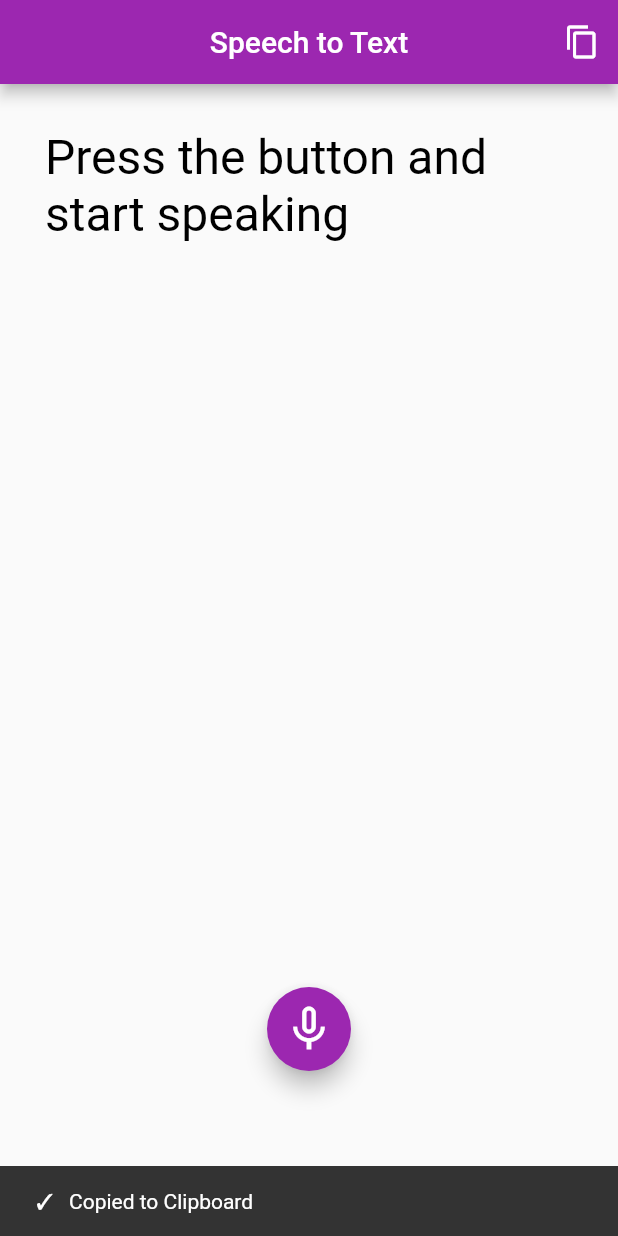
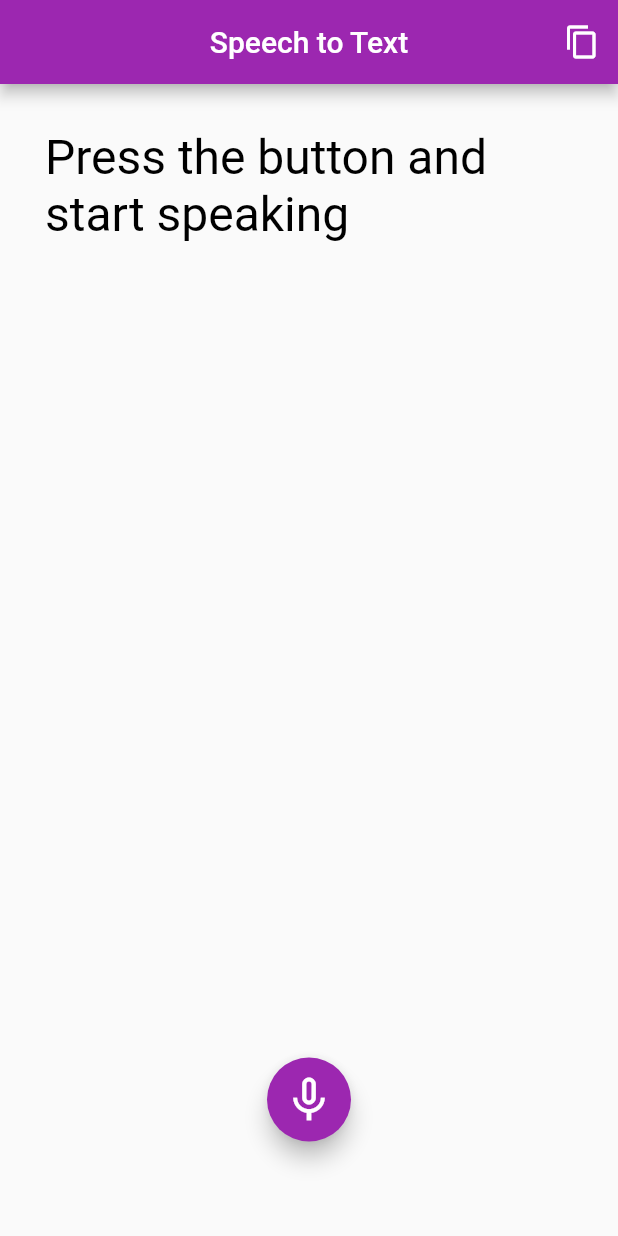
Before and after one commit to gcornetta/self-parking-car-mobile-app, a Flutter app: the screen it shows after launch, after a tap on the "content copy" icon, on a phone screen of 412 x 824 dp. Run offline on Flutter 3.47's test engine with Material 2 defaults, Android fonts, the phone set to English and light mode, and no system bars; drawn by our look-alikes of avatar_glow; our stand-ins replace speech_to_text; missing offline and left inert: clipboard.

Commit message:
Updated home_screen.dart to work with Flutter 3.3.2

```diff
--- a/lib/screens/home_screen.dart
+++ b/lib/screens/home_screen.dart
@@ -1,12 +1,9 @@
 import 'package:avatar_glow/avatar_glow.dart';
 import 'package:clipboard/clipboard.dart';
 import 'package:flutter/material.dart';
-import 'package:flutter_dotenv/flutter_dotenv.dart';
-
 import '../api/speech_api.dart';
 import '../main.dart';
 import '../widgets/substring_highlighted.dart';
-
 import '../utils/utils.dart';
 
 class HomeScreen extends StatefulWidget {
@@ -21,18 +18,18 @@ class _HomeScreenState extends State<HomeScreen> {
   @override
   Widget build(BuildContext context) => Scaffold(
         appBar: AppBar(
-          title: const Text(MyApp.title),
+          title: Text(MyApp.title),
           centerTitle: true,
           actions: [
             Builder(
               builder: (context) => IconButton(
-                icon: const Icon(Icons.content_copy),
+                icon: Icon(Icons.content_copy),
                 onPressed: () async {
                   await FlutterClipboard.copy(text);
 
-                  Scaffold.of(context).showSnackBar(
-                    SnackBar(content: Text('✓   Copied to Clipboard')),
-                  );
+                  //Scaffold.of(context).showSnackBar(
+                  //  SnackBar(content: Text('✓   Copied to Clipboard')),
+                  //);
                 },
               ),
             ),
@@ -44,12 +41,12 @@ class _HomeScreenState extends State<HomeScreen> {
           child: SubstringHighlight(
             text: text,
             terms: Command.all,
-            textStyle: const TextStyle(
+            textStyle: TextStyle(
               fontSize: 32.0,
               color: Colors.black,
               fontWeight: FontWeight.w400,
             ),
-            textStyleHighlight: const TextStyle(
+            textStyleHighlight: TextStyle(
               fontSize: 32.0,
               color: Colors.red,
               fontWeight: FontWeight.w400,
@@ -74,8 +71,8 @@ class _HomeScreenState extends State<HomeScreen> {
           setState(() => this.isListening = isListening);
 
           if (!isListening) {
-            Future.delayed(const Duration(seconds: 1), () {
-              Utils.scanText(text, dotenv.get('API_URL', fallback: 'http://192.168.1.6:6000'));
+            Future.delayed(Duration(seconds: 1), () {
+              Utils.scanText(text);
             });
           }
         },
```
